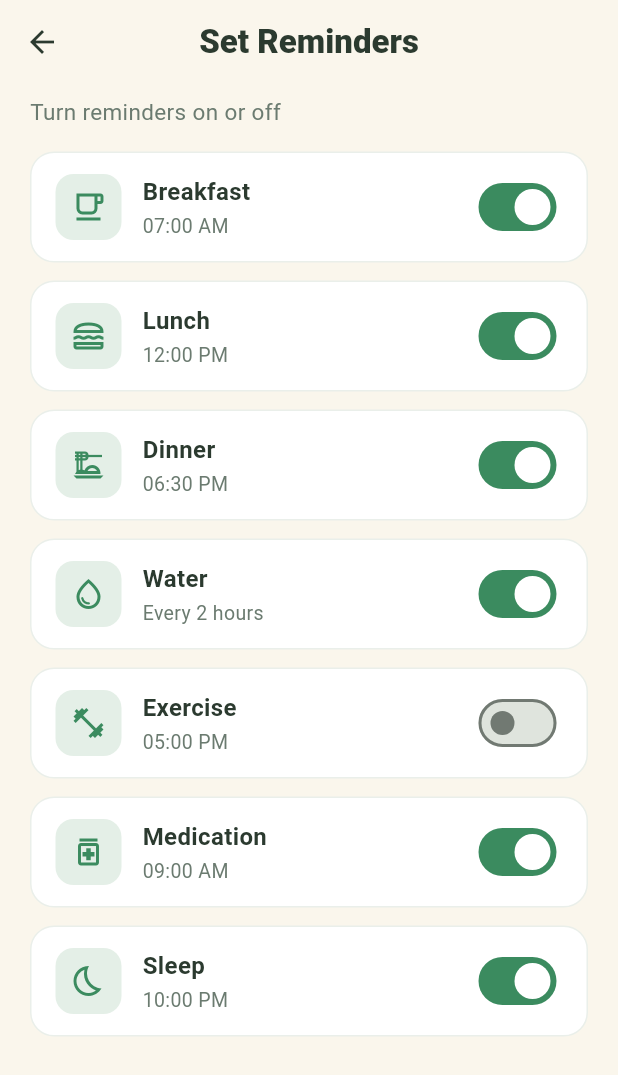
After one commit to anuruddhika94/sarco_care, a Flutter app: the HomeScreen screen opened directly, after a tap on the "notifications none" icon, on a phone screen of 412 x 824 dp. The commit adds this screen. Shown: the top 1075 px of the screen. Run offline on Flutter 3.47's test engine with Material 3 defaults, Android fonts, the phone set to English and light mode, and no system bars.

Commit message:
Add notifications/reminders (#11) via home bell
- Set Reminders: toggle rows for Breakfast, Lunch, Dinner, Water,
  Exercise, Medication and Sleep with per-item on/off switches
- Home header bell is now tappable and opens the reminders screen

```diff
--- a/lib/screens/home_screen.dart
+++ b/lib/screens/home_screen.dart
@@ -6,6 +6,7 @@ import 'assessment_screen.dart';
 import 'exercise_plan_screen.dart';
 import 'health_tracking_screen.dart';
 import 'meals_screen.dart';
+import 'notifications_screen.dart';
 
 /// Screen #3 — Home / dashboard (the Home tab of the app shell).
 /// Pure UI: greeting header, Daily Goals checklist and a grid of feature tiles.
@@ -35,7 +36,14 @@ class HomeScreen extends StatelessWidget {
           child: Column(
             crossAxisAlignment: CrossAxisAlignment.start,
             children: [
-              const _GreetingHeader(name: 'Somchai'),
+              _GreetingHeader(
+                name: 'Somchai',
+                onBellTap: () => Navigator.of(context).push(
+                  MaterialPageRoute(
+                    builder: (_) => const NotificationsScreen(),
+                  ),
+                ),
+              ),
               const SizedBox(height: 24),
               const _DailyGoalsCard(),
               const SizedBox(height: 24),
@@ -58,8 +66,9 @@ class HomeScreen extends StatelessWidget {
 }
 
 class _GreetingHeader extends StatelessWidget {
-  const _GreetingHeader({required this.name});
+  const _GreetingHeader({required this.name, required this.onBellTap});
   final String name;
+  final VoidCallback onBellTap;
 
   @override
   Widget build(BuildContext context) {
@@ -86,7 +95,9 @@ class _GreetingHeader extends StatelessWidget {
           ),
         ),
         // Notification bell with an unread dot.
-        Stack(
+        GestureDetector(
+          onTap: onBellTap,
+          child: Stack(
             clipBehavior: Clip.none,
             children: [
               Container(
@@ -115,6 +126,7 @@ class _GreetingHeader extends StatelessWidget {
                 ),
               ),
             ],
+          ),
         ),
       ],
     );
--- /dev/null
+++ b/lib/screens/notifications_screen.dart
@@ -0,0 +1,133 @@
+import 'package:flutter/material.dart';
+
+import '../theme/app_theme.dart';
+
+/// Notifications / Set Reminders (#11).
+/// Pure UI: a list of reminder toggles the user can switch on or off.
+class NotificationsScreen extends StatefulWidget {
+  const NotificationsScreen({super.key});
+
+  @override
+  State<NotificationsScreen> createState() => _NotificationsScreenState();
+}
+
+class _NotificationsScreenState extends State<NotificationsScreen> {
+  static const _reminders = [
+    (Icons.free_breakfast_outlined, 'Breakfast', '07:00 AM'),
+    (Icons.lunch_dining_outlined, 'Lunch', '12:00 PM'),
+    (Icons.dinner_dining_outlined, 'Dinner', '06:30 PM'),
+    (Icons.water_drop_outlined, 'Water', 'Every 2 hours'),
+    (Icons.fitness_center, 'Exercise', '05:00 PM'),
+    (Icons.medication_outlined, 'Medication', '09:00 AM'),
+    (Icons.bedtime_outlined, 'Sleep', '10:00 PM'),
+  ];
+
+  // Enabled state per reminder (Exercise off by default, like the design).
+  final List<bool> _enabled = [true, true, true, true, false, true, true];
+
+  @override
+  Widget build(BuildContext context) {
+    return Scaffold(
+      backgroundColor: AppColors.background,
+      appBar: AppBar(
+        backgroundColor: AppColors.background,
+        foregroundColor: AppColors.textDark,
+        elevation: 0,
+        title: const Text(
+          'Set Reminders',
+          style: TextStyle(fontWeight: FontWeight.w800),
+        ),
+        centerTitle: true,
+      ),
+      body: ListView(
+        padding: const EdgeInsets.fromLTRB(20, 8, 20, 24),
+        children: [
+          Text(
+            'Turn reminders on or off',
+            style: TextStyle(fontSize: 15, color: AppColors.textMuted),
+          ),
+          const SizedBox(height: 16),
+          for (int i = 0; i < _reminders.length; i++)
+            Padding(
+              padding: const EdgeInsets.only(bottom: 12),
+              child: _ReminderRow(
+                icon: _reminders[i].$1,
+                label: _reminders[i].$2,
+                time: _reminders[i].$3,
+                value: _enabled[i],
+                onChanged: (v) => setState(() => _enabled[i] = v),
+              ),
+            ),
+        ],
+      ),
+    );
+  }
+}
+
+class _ReminderRow extends StatelessWidget {
+  const _ReminderRow({
+    required this.icon,
+    required this.label,
+    required this.time,
+    required this.value,
+    required this.onChanged,
+  });
+
+  final IconData icon;
+  final String label;
+  final String time;
+  final bool value;
+  final ValueChanged<bool> onChanged;
+
+  @override
+  Widget build(BuildContext context) {
+    return Container(
+      padding: const EdgeInsets.symmetric(horizontal: 16, vertical: 12),
+      decoration: BoxDecoration(
+        color: AppColors.surface,
+        borderRadius: BorderRadius.circular(16),
+        border: Border.all(color: const Color(0xFFEAEFEA)),
+      ),
+      child: Row(
+        children: [
+          Container(
+            width: 44,
+            height: 44,
+            decoration: BoxDecoration(
+              color: AppColors.softGreen,
+              borderRadius: BorderRadius.circular(12),
+            ),
+            child: Icon(icon, color: AppColors.primary, size: 24),
+          ),
+          const SizedBox(width: 14),
+          Expanded(
+            child: Column(
+              crossAxisAlignment: CrossAxisAlignment.start,
+              children: [
+                Text(
+                  label,
+                  style: TextStyle(
+                    fontSize: 16,
+                    fontWeight: FontWeight.w700,
+                    color: AppColors.textDark,
+                  ),
+                ),
+                const SizedBox(height: 2),
+                Text(
+                  time,
+                  style: TextStyle(fontSize: 13, color: AppColors.textMuted),
+                ),
+              ],
+            ),
+          ),
+          Switch(
+            value: value,
+            onChanged: onChanged,
+            activeThumbColor: Colors.white,
+            activeTrackColor: AppColors.primary,
+          ),
+        ],
+      ),
+    );
+  }
+}
```
Lines whose indentation alone changed are shown as unchanged.
